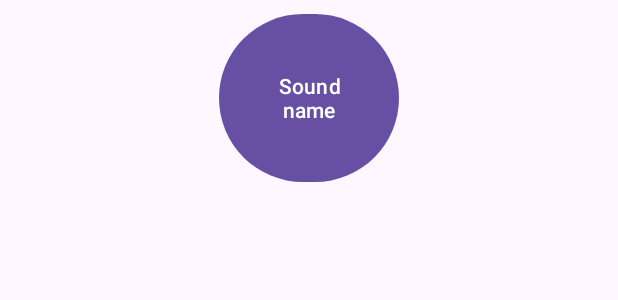
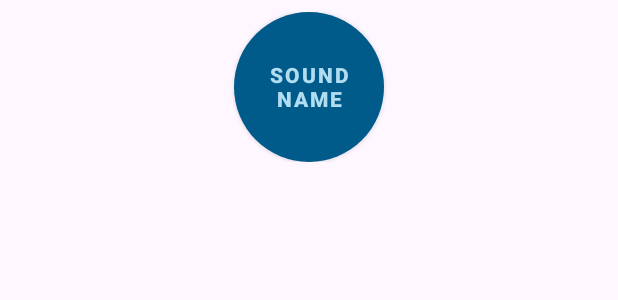
Before and after one commit to GarlsBurn/BeatBox, an Android app: the layout list_item_sound.xml on its own in the app's theme, with its tools: preview values and no code run, on a phone screen of 412 x 824 dp. Shown: the top 300 px of the screen. Run offline under Robolectric (Android 15) with nearby library versions, the phone set to English and light mode, and no system bars.

Commit message:
Настройка внешнего состояния кнопок

```diff
--- /dev/null
+++ b/app/src/main/res/drawable/button_beat_box.xml
@@ -0,0 +1,6 @@
+<?xml version="1.0" encoding="utf-8"?>
+<selector xmlns:android="http://schemas.android.com/apk/res/android">
+    <item android:drawable="@drawable/button_beat_box_pressed"
+        android:state_pressed="true"/>
+    <item android:drawable="@drawable/button_beat_box_normal" />
+</selector>
--- /dev/null
+++ b/app/src/main/res/drawable/button_beat_box_normal.xml
@@ -0,0 +1,5 @@
+<?xml version="1.0" encoding="utf-8"?>
+<shape xmlns:android="http://schemas.android.com/apk/res/android"
+    android:shape="oval">
+    <solid android:color="@color/dark_blue"/>
+</shape>
--- a/app/src/main/res/drawable/button_beat_box_pressed.xml
+++ b/app/src/main/res/drawable/button_beat_box_pressed.xml
@@ -1,4 +1,17 @@
 <?xml version="1.0" encoding="utf-8"?>
-<selector xmlns:android="http://schemas.android.com/apk/res/android">
+<layer-list xmlns:android="http://schemas.android.com/apk/res/android">
+    <item>
+    <shape android:shape ="oval">
 
-</selector>
+    <solid android:color="@color/red"/>
+</shape>
+    </item>
+
+    <item>
+        <shape android:shape="oval">
+            <stroke android:width="4dp"
+                android:color="@color/dark_red"/>
+        </shape>
+    </item>
+
+</layer-list>
--- a/app/src/main/res/layout/list_item_sound.xml
+++ b/app/src/main/res/layout/list_item_sound.xml
@@ -10,14 +10,15 @@
     <FrameLayout
         android:layout_width="match_parent"
         android:layout_height="wrap_content"
-        android:layout_margin="5dp">
+        android:layout_margin="8dp">
     <com.google.android.material.button.MaterialButton
         android:layout_gravity="center"
-        android:layout_width="120dp"
-        android:layout_height="120dp"
+        android:layout_width="100dp"
+        android:layout_height="100dp"
         android:text="@{viewModel.title}"
         android:onClick="@{() -> viewModel.onButtinClicked()}"
         tools:text="Sound name"
+        style="@style/BeatBoxButton.Strong"
         />
     </FrameLayout>
     </layout>
--- a/app/src/main/res/values/style.xml
+++ b/app/src/main/res/values/style.xml
@@ -2,7 +2,10 @@
 <resources>
 
     <style name="BeatBoxButton" parent="Widget.MaterialComponents.Button">
-        <item name="backgroundTint">@color/dark_blue</item>
+        <item name="android:background">@drawable/button_beat_box</item>
+        <item name="backgroundTint">@null</item>
+        <item name="backgroundTintMode">screen</item>
+
     </style>
 
     <style name="BeatBoxButton.Strong">
```
